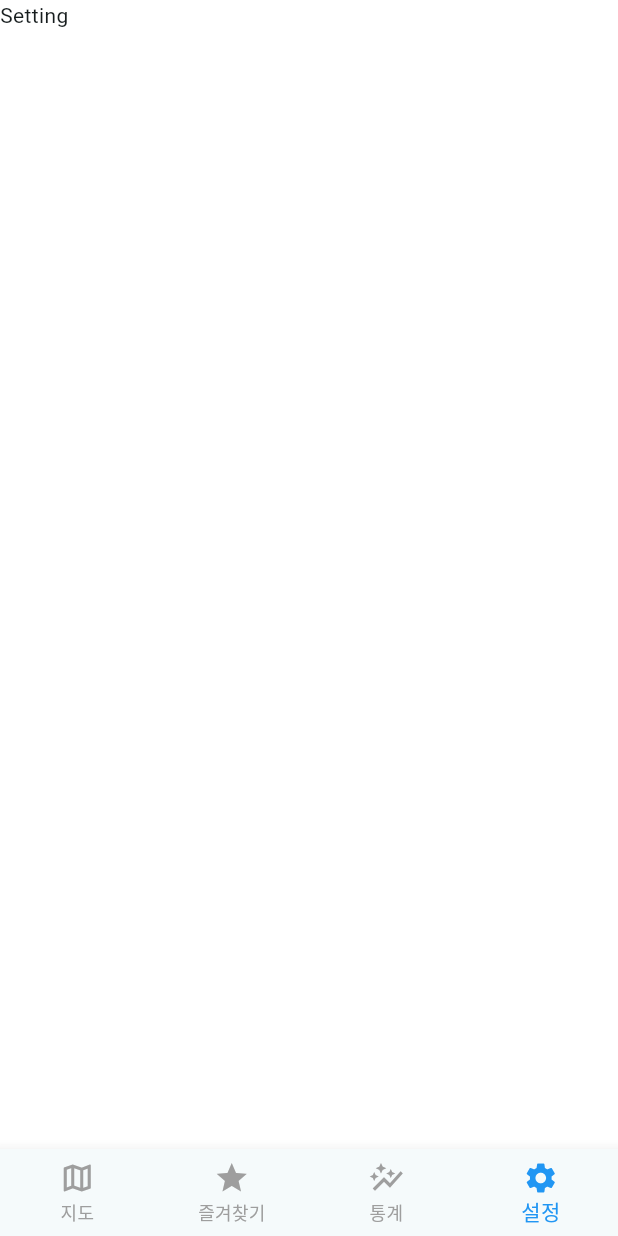
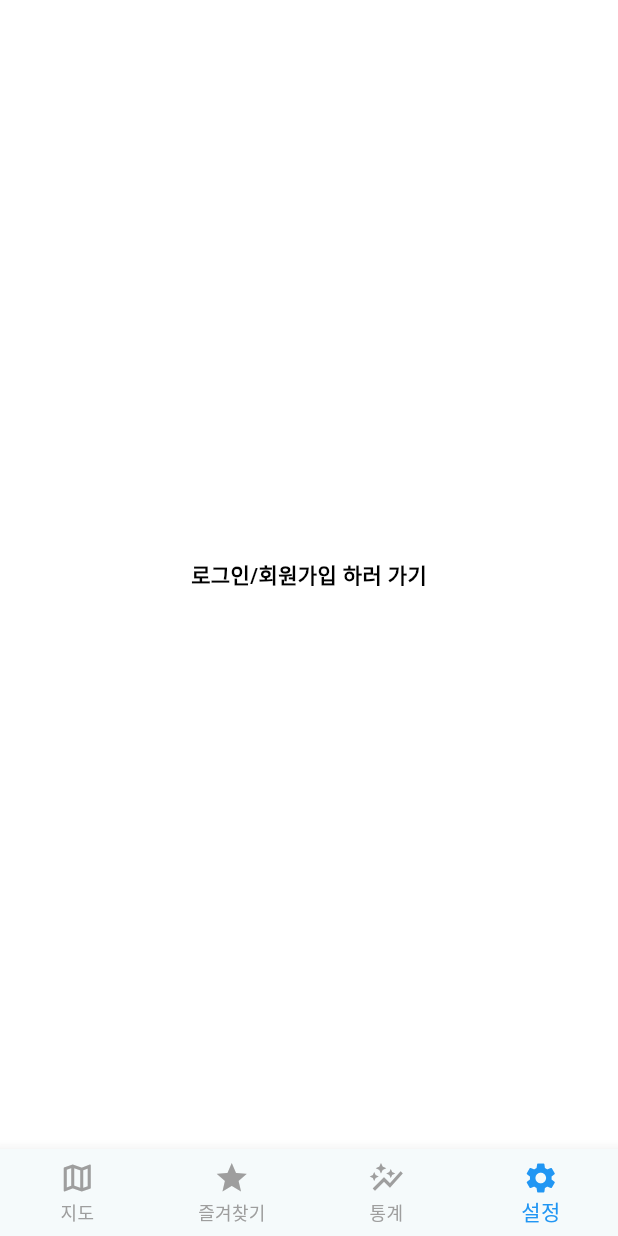
Before and after one commit to Alpha-Damyo/FE_V2, a Flutter app: the screen it shows after launch, swiped to page 4, on a phone screen of 412 x 824 dp. Run offline on Flutter 3.47's test engine with Material 3 defaults, Android fonts, the phone set to English and light mode, and no system bars; our stand-ins replace flutter_dotenv; missing offline and left inert: flutter_naver_login, flutter_naver_map; Roboto replaces fonts that are missing (Pretendard).

Commit message:
chore-#8 의존성 문제 수정

```diff
--- a/damyo_app/lib/view/setting/setting_view.dart
+++ b/damyo_app/lib/view/setting/setting_view.dart
@@ -1,4 +1,5 @@
 import 'package:flutter/material.dart';
+import 'package:damyo_app/widgets/setting_widgets.dart';
 
 class SettingView extends StatefulWidget {
   const SettingView({super.key});
@@ -8,8 +9,18 @@ class SettingView extends StatefulWidget {
 }
 
 class _SettingViewState extends State<SettingView> {
+
   @override
   Widget build(BuildContext context) {
-    return const Text("Setting");
+    return Scaffold(
+      body: Center(
+        child: Column(
+          mainAxisAlignment: MainAxisAlignment.center,
+          children: [
+            loginBtn(context),
+          ],
+        ),
+      ),
+    );
   }
 }
--- /dev/null
+++ b/damyo_app/lib/widgets/setting_widgets.dart
@@ -0,0 +1,36 @@
+import "package:flutter/material.dart";
+
+// 로그인 버튼
+Widget loginBtn(BuildContext context) {
+  return InkWell(
+    onTap: () {
+      print('push');
+    },
+    child: Container(
+      width: 360,
+      height: 70,
+      child: const Row(
+        mainAxisAlignment: MainAxisAlignment.center,
+        children: [
+          Text(
+            '로그인/회원가입 하러 가기',
+            style: TextStyle(
+              color: Colors.black,
+              fontSize: 14,
+              fontFamily: 'Pretendard',
+              fontWeight: FontWeight.w600,
+            ),
+            textAlign: TextAlign.center,
+          )
+        ],
+      ),
+    ),
+  );
+}
+
+// 설정 탭 박스
+Widget toolBax(BuildContext context) {
+  return InkWell(
+    onTap: () {},
+  );
+}
```
Also changed, not shown: 1 other file.
